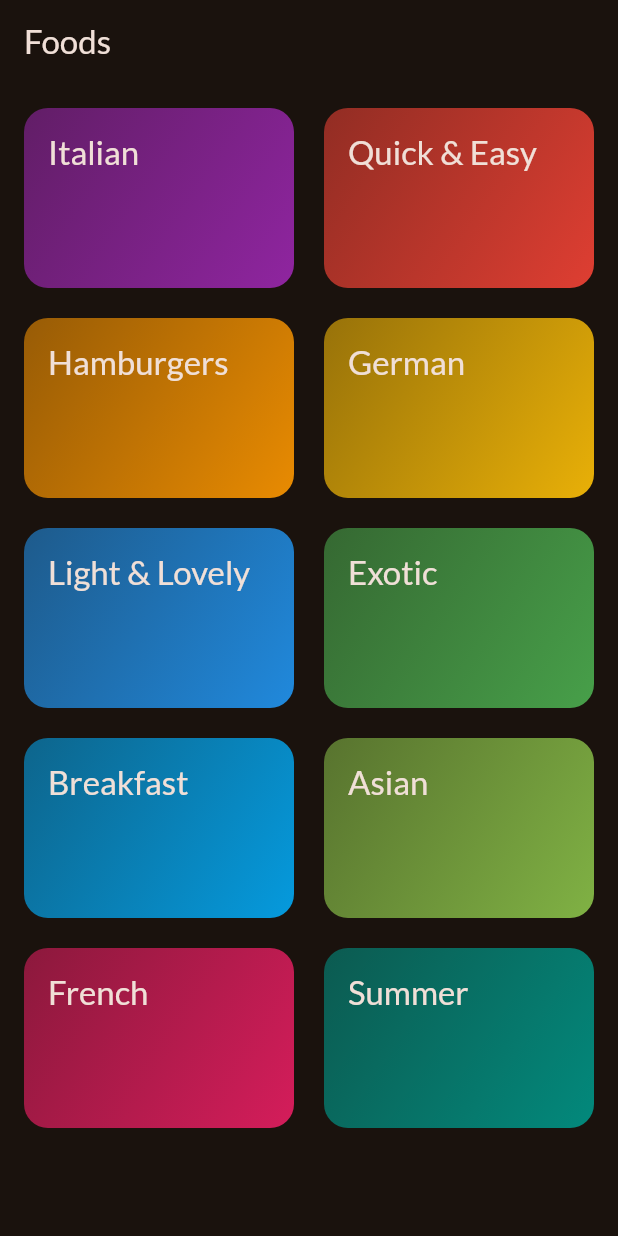
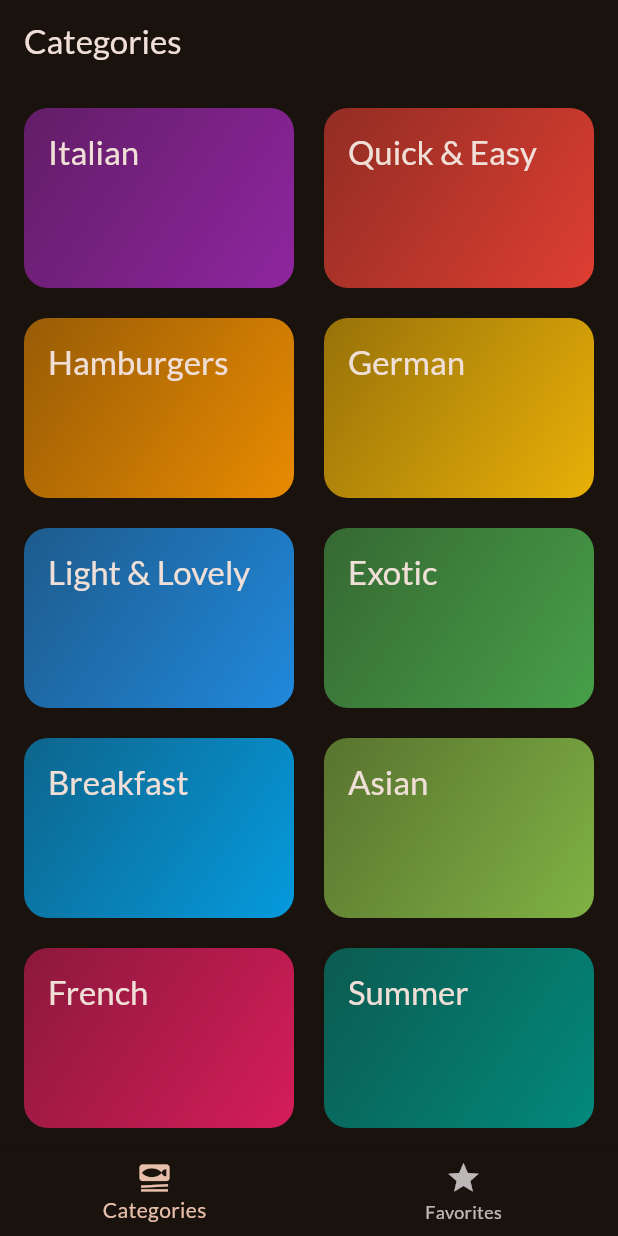
Before and after one commit to Dasa-Nitish-2004/meals, a Flutter app: the screen it shows after launch, on a phone screen of 412 x 824 dp. Run offline on Flutter 3.47's test engine with Material 3 defaults, Android fonts, the phone set to English and light mode, and no system bars; our stand-ins replace google_fonts, transparent_image.

Commit message:
favorite feature added

```diff
--- a/lib/data/dummy_data.dart
+++ b/lib/data/dummy_data.dart
@@ -57,8 +57,9 @@ const availableCategories = [
   ),
 ];
 
-const dummyMeals = [
+var dummyMeals = [
   Meal(
+    favStat: false,
     id: 'm1',
     categories: [
       'c1',
@@ -93,6 +94,7 @@ const dummyMeals = [
     isLactoseFree: true,
   ),
   Meal(
+    favStat: false,
     id: 'm2',
     categories: [
       'c2',
@@ -121,6 +123,7 @@ const dummyMeals = [
     isLactoseFree: false,
   ),
   Meal(
+    favStat: false,
     id: 'm3',
     categories: [
       'c2',
@@ -153,6 +156,7 @@ const dummyMeals = [
     isLactoseFree: true,
   ),
   Meal(
+    favStat: false,
     id: 'm4',
     categories: [
       'c4',
@@ -188,6 +192,7 @@ const dummyMeals = [
     isLactoseFree: false,
   ),
   Meal(
+    favStat: false,
     id: 'm5',
     categories: [
       'c2'
@@ -224,6 +229,7 @@ const dummyMeals = [
     isLactoseFree: true,
   ),
   Meal(
+    favStat: false,
     id: 'm6',
     categories: [
       'c6',
@@ -260,6 +266,7 @@ const dummyMeals = [
     isLactoseFree: false,
   ),
   Meal(
+    favStat: false,
     id: 'm7',
     categories: [
       'c7',
@@ -291,6 +298,7 @@ const dummyMeals = [
     isLactoseFree: false,
   ),
   Meal(
+    favStat: false,
     id: 'm8',
     categories: [
       'c8',
@@ -324,6 +332,7 @@ const dummyMeals = [
     isLactoseFree: true,
   ),
   Meal(
+    favStat: false,
     id: 'm9',
     categories: [
       'c9',
@@ -373,6 +382,7 @@ const dummyMeals = [
     isLactoseFree: false,
   ),
   Meal(
+    favStat: false,
     id: 'm10',
     categories: [
       'c2',
--- a/lib/main.dart
+++ b/lib/main.dart
@@ -1,9 +1,10 @@
 import 'package:flutter/material.dart';
 
 import 'package:google_fonts/google_fonts.dart';
-import 'package:meals/data/dummy_data.dart';
-import 'package:meals/screens/categories.dart';
-import 'package:meals/screens/meals.dart';
+// import 'package:meals/data/dummy_data.dart';
+// import 'package:meals/screens/categories.dart';
+// import 'package:meals/screens/meals.dart';
+import 'package:meals/screens/tabs.dart';
 
 final theme = ThemeData(
     useMaterial3: true,
@@ -26,7 +27,8 @@ class App extends StatelessWidget {
   Widget build(BuildContext context) {
     return MaterialApp(
       theme: theme,
-      home: CategoriesScreen(),
+      debugShowCheckedModeBanner: false,
+      home: TabsScreen(),
       // home: MealsScreen(
       //   title: "something",
       //   meals: dummyMeals,
--- a/lib/models/meal.dart
+++ b/lib/models/meal.dart
@@ -11,7 +11,7 @@ enum Affordability {
 }
 
 class Meal {
-  const Meal({
+  Meal({
     required this.id,
     required this.categories,
     required this.title,
@@ -25,9 +25,11 @@ class Meal {
     required this.isLactoseFree,
     required this.isVegan,
     required this.isVegetarian,
+    required this.favStat,
   });
 
   final String id;
+  bool favStat;
   final List<String> categories;
   final String title;
   final String imageUrl;
--- a/lib/screens/categories.dart
+++ b/lib/screens/categories.dart
@@ -1,10 +1,13 @@
 import 'package:flutter/material.dart';
 import 'package:meals/data/dummy_data.dart';
 import 'package:meals/models/category.dart';
+import 'package:meals/models/meal.dart';
 import 'package:meals/screens/meals.dart';
 import 'package:meals/widgets/category_grid_item.dart';
 
 class CategoriesScreen extends StatelessWidget {
+  final void Function(Meal, bool) modifyFav;
+
   void _selectCategory(BuildContext ctx, Category category) {
     final filteredMeals = dummyMeals
         .where((meal) => meal.categories.contains(category.id))
@@ -12,19 +15,21 @@ class CategoriesScreen extends StatelessWidget {
 
     Navigator.push(ctx, MaterialPageRoute(
       builder: (context) {
-        return MealsScreen(title: category.title, meals: filteredMeals);
+        return MealsScreen(
+          title: category.title,
+          meals: filteredMeals,
+          addRemoveFav: modifyFav,
+        );
       },
     ));
   }
 
+  const CategoriesScreen({super.key, required this.modifyFav});
+
   @override
   Widget build(BuildContext context) {
     // TODO: implement build
-    return Scaffold(
-      appBar: AppBar(
-        title: Text("Foods"),
-      ),
-      body: GridView(
+    return GridView(
       padding: EdgeInsets.all(16),
       gridDelegate: SliverGridDelegateWithFixedCrossAxisCount(
         crossAxisCount: 2,
@@ -41,7 +46,6 @@ class CategoriesScreen extends StatelessWidget {
             },
           )
       ],
-      ),
     );
   }
 }
--- /dev/null
+++ b/lib/screens/tabs.dart
@@ -0,0 +1,71 @@
+import 'package:flutter/material.dart';
+import 'package:meals/models/meal.dart';
+import 'package:meals/screens/categories.dart';
+import 'package:meals/screens/meals.dart';
+
+class TabsScreen extends StatefulWidget {
+  const TabsScreen({super.key});
+  @override
+  State<TabsScreen> createState() {
+    // TODO: implement createState
+    return _TabScreenState();
+  }
+}
+
+class _TabScreenState extends State<TabsScreen> {
+  int _selectedPageIndex = 0;
+  final List<Meal> favorites = [];
+
+  void selectPage(int index) {
+    setState(() {
+      _selectedPageIndex = index;
+    });
+  }
+
+  void modifyFavContent(Meal meal, bool cnd) {
+    // ture add, false remove
+    if (cnd) {
+      favorites.add(meal);
+      _showMessage("added to favorite");
+    } else {
+      favorites.remove(meal);
+      _showMessage("removed from favorite");
+    }
+    setState(() {});
+  }
+
+  void _showMessage(String mssg) {
+    ScaffoldMessenger.of(context).clearSnackBars();
+    ScaffoldMessenger.of(context).showSnackBar(SnackBar(content: Text(mssg)));
+  }
+
+  @override
+  Widget build(BuildContext context) {
+    // TODO: implement build
+    Widget activePage = CategoriesScreen(modifyFav: modifyFavContent);
+    String activePageTitle = "Categories";
+
+    if (_selectedPageIndex == 1) {
+      activePage = MealsScreen(
+        meals: favorites,
+        addRemoveFav: modifyFavContent,
+      );
+      activePageTitle = "Favorites";
+    }
+    return Scaffold(
+      appBar: AppBar(
+        title: Text(activePageTitle),
+      ),
+      body: activePage,
+      bottomNavigationBar: BottomNavigationBar(
+        currentIndex: _selectedPageIndex,
+        onTap: selectPage,
+        items: [
+          BottomNavigationBarItem(
+              icon: Icon(Icons.set_meal), label: "Categories"),
+          BottomNavigationBarItem(icon: Icon(Icons.star), label: "Favorites"),
+        ],
+      ),
+    );
+  }
+}
```
Also changed, not shown: lib/screens/meal_details.dart (added, +105 -0 lines), lib/screens/meals.dart (+27 -2 lines), lib/widgets/meal_item.dart (+6 -2 lines). Lines whose indentation alone changed are shown as unchanged.
